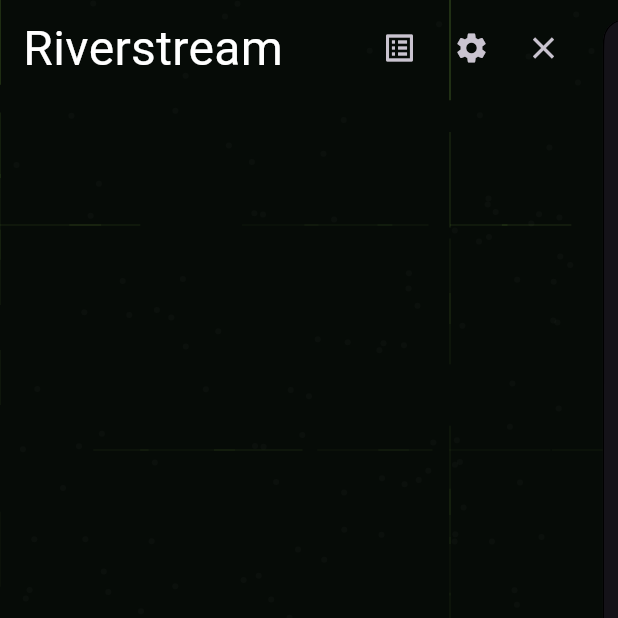
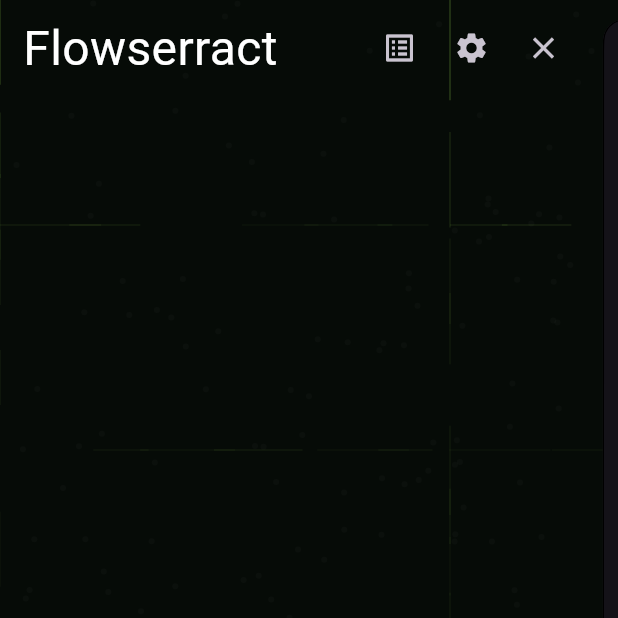
Before and after one commit to ComsIndeed/ui_gen_demo, a Flutter app: the screen it shows after launch, after a tap on "Talk to Gemini", on a phone screen of 412 x 824 dp, the top half of it. Run offline on Flutter 3.47's test engine with Material 3 defaults, Android fonts, the phone set to English and light mode, and no system bars; drawn by our look-alikes of flutter_advanced_drawer; our stand-ins replace flutter_markdown_plus, flutter_secure_storage, google_fonts, google_generative_ai, responsive_framework; missing offline and left inert: flutter_displaymode, llm_json_stream.

Commit message:
renamed app to 'Flowserract'

```diff
--- /dev/null
+++ b/lib/constants/app_constants.dart
@@ -0,0 +1,3 @@
+class AppConstants {
+  static const String appTitle = 'Flowserract';
+}
--- a/lib/main.dart
+++ b/lib/main.dart
@@ -2,6 +2,7 @@
 import 'package:flutter_displaymode/flutter_displaymode.dart';
 import 'package:provider/provider.dart';
 import 'package:responsive_framework/responsive_framework.dart';
+import 'package:ui_gen_demo/constants/app_constants.dart';
 import 'package:ui_gen_demo/pages/homepage/homepage.dart';
 import 'package:ui_gen_demo/pages/homepage/chat_view/animated_drawer_wrapper.dart';
 import 'package:ui_gen_demo/pages/settings_page/settings_page.dart';
@@ -36,6 +37,7 @@
   @override
   Widget build(BuildContext context) {
     return MaterialApp(
+      title: AppConstants.appTitle,
       debugShowCheckedModeBanner: false,
       themeMode: ThemeMode.dark,
       darkTheme: ThemeData.dark(),
--- a/lib/pages/homepage/chat_view/drawer_view.dart
+++ b/lib/pages/homepage/chat_view/drawer_view.dart
@@ -3,6 +3,7 @@
 import 'package:google_fonts/google_fonts.dart';
 import 'package:provider/provider.dart';
 import 'package:responsive_framework/responsive_framework.dart';
+import 'package:ui_gen_demo/constants/app_constants.dart';
 import 'package:ui_gen_demo/services/chat_view_provider.dart';
 import 'package:ui_gen_demo/services/ai_service.dart';
 
@@ -79,7 +80,7 @@
                 Row(
                   children: [
                     Text(
-                      "Riverstream",
+                      AppConstants.appTitle,
                       style: GoogleFonts.roboto(
                         fontSize: 32,
                         color: Colors.white,
--- a/lib/pages/homepage/homepage.dart
+++ b/lib/pages/homepage/homepage.dart
@@ -1,4 +1,5 @@
 import 'package:flutter/material.dart';
+import 'package:ui_gen_demo/constants/app_constants.dart';
 import 'package:ui_gen_demo/pages/homepage/chat_view/animated_drawer_wrapper.dart';
 
 class Homepage extends StatelessWidget {
@@ -25,7 +26,7 @@
         child: Column(
           children: [
             Text(
-              'Riverstream',
+              AppConstants.appTitle,
               style: Theme.of(context).textTheme.headlineMedium,
             ),
           ],
```
